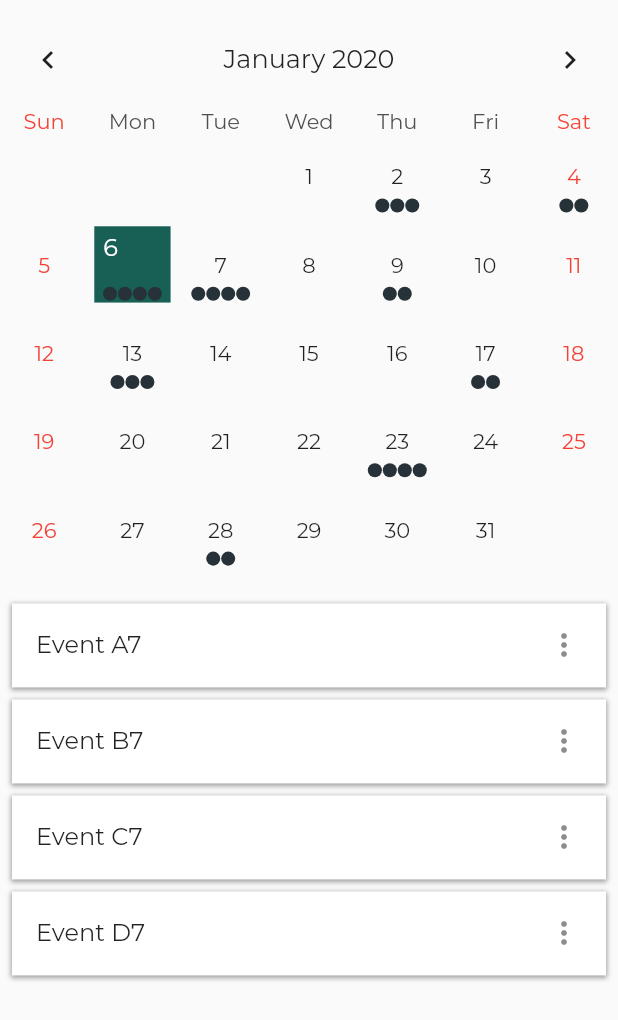
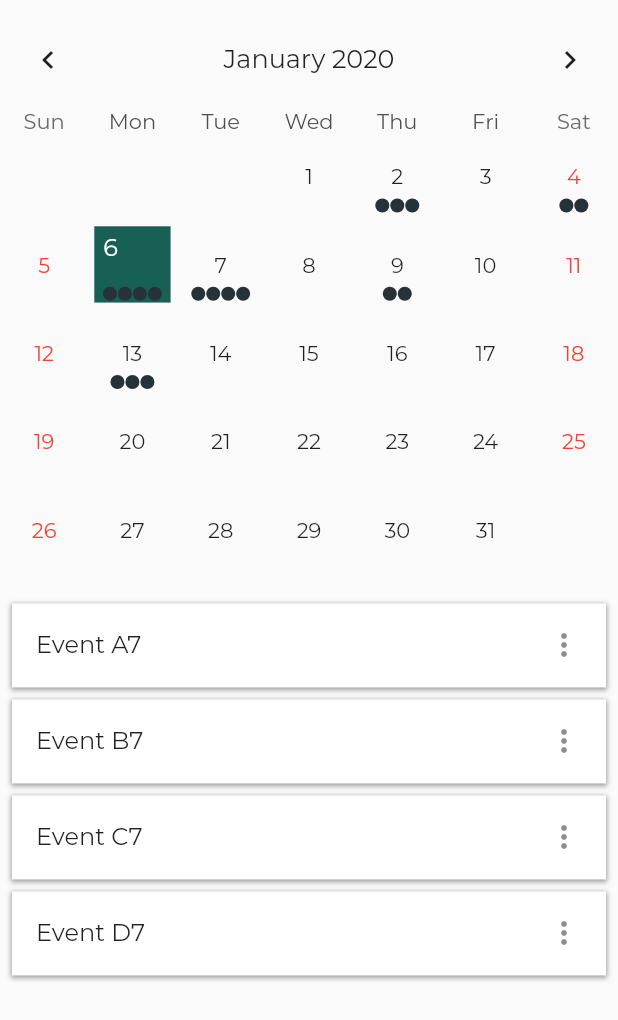
Before and after one commit to JimmyZiqiangCheng/SummerProject2019, a Flutter app: the Calendar widget shown alone on an empty page, opened directly, on a phone screen of 412 x 824 dp. Shown: the top 1020 px of the screen. Run offline on Flutter 3.47's test engine with Material 2 defaults, Android fonts, the phone set to English and light mode, and no system bars; drawn by our look-alikes of table_calendar; our stand-ins replace badges, carousel_slider, qr_flutter, transparent_image, validators.

```diff
--- a/project_valkyrie/lib/ui/shared_widgets/my_calendar.dart
+++ b/project_valkyrie/lib/ui/shared_widgets/my_calendar.dart
@@ -22,11 +22,8 @@ class CalendarState extends State<Calendar> with TickerProviderStateMixin{
     super.initState();
     final _selectedDay = DateTime.now();
 
+    // only show events within a certain range from the current date
     _events = {
-      _selectedDay.subtract(Duration(days: 30)): ['Event A0', 'Event B0', 'Event C0'],
-      _selectedDay.subtract(Duration(days: 27)): ['Event A1'],
-      _selectedDay.subtract(Duration(days: 20)): ['Event A2', 'Event B2', 'Event C2', 'Event D2'],
-      _selectedDay.subtract(Duration(days: 16)): ['Event A3', 'Event B3'],
       _selectedDay.subtract(Duration(days: 10)): ['Event A4', 'Event B4', 'Event C4'],
       _selectedDay.subtract(Duration(days: 4)): ['Event A5', 'Event B5', 'Event C5'],
       _selectedDay.subtract(Duration(days: 2)): ['Event A6', 'Event B6'],
@@ -34,12 +31,9 @@ class CalendarState extends State<Calendar> with TickerProviderStateMixin{
       _selectedDay.add(Duration(days: 1)): ['Event A8', 'Event B8', 'Event C8', 'Event D8'],
       _selectedDay.add(Duration(days: 3)): Set.from(['Event A9', 'Event A9', 'Event B9']).toList(),
       _selectedDay.add(Duration(days: 7)): ['Event A10', 'Event B10', 'Event C10'],
-      _selectedDay.add(Duration(days: 11)): ['Event A11', 'Event B11'],
-      _selectedDay.add(Duration(days: 17)): ['Event A12', 'Event B12', 'Event C12', 'Event D12'],
-      _selectedDay.add(Duration(days: 22)): ['Event A13', 'Event B13'],
-      _selectedDay.add(Duration(days: 26)): ['Event A14', 'Event B14', 'Event C14'],
     };
 
+    //_selectedEvents = _events[_selectedDay] ?? [];
     _selectedEvents = _events[_selectedDay] ?? [];
     _calendarController = CalendarController();
 
@@ -59,14 +53,14 @@ class CalendarState extends State<Calendar> with TickerProviderStateMixin{
   }
 
   void _onDaySelected(DateTime day, List events) {
-    print('CALLBACK: _onDaySelected');
+    //print('CALLBACK: _onDaySelected');
     setState(() {
       _selectedEvents = events;
     });
   }
 
   void _onVisibleDaysChanged(DateTime first, DateTime last, CalendarFormat format) {
-    print('CALLBACK: _onVisibleDaysChanged');
+    //print('CALLBACK: _onVisibleDaysChanged');
   }
 
   @override
@@ -91,15 +85,11 @@ class CalendarState extends State<Calendar> with TickerProviderStateMixin{
       availableGestures: AvailableGestures.all,
       availableCalendarFormats: const {
         CalendarFormat.month: '',
-        CalendarFormat.week: '',
       },
       calendarStyle: CalendarStyle(
         outsideDaysVisible: false,
-        weekendStyle: TextStyle().copyWith(color: Colors.red),
-        holidayStyle: TextStyle().copyWith(color: Colors.red),
       ),
       daysOfWeekStyle: DaysOfWeekStyle(
-        weekendStyle: TextStyle().copyWith(color: Colors.red),
       ),
       headerStyle: HeaderStyle(
         centerHeaderTitle: true,
```
Also changed, not shown: project_valkyrie/lib/ui/shared_widgets/my_carousel.dart (+52 -13 lines).
